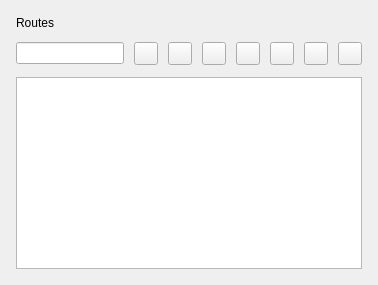
Above: ui/mydata/Routes.ui from OpenFairWind/FairWindSK before the change. Below: the same form after it.
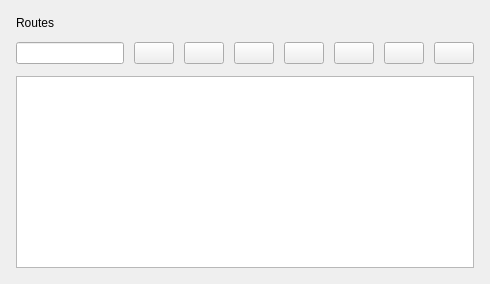
That is the form after the change.

The edit to the form file:
```diff
--- a/ui/mydata/Routes.ui
+++ b/ui/mydata/Routes.ui
@@ -31,13 +31,13 @@
       <number>10</number>
      </property>
      <item><widget class="QLineEdit" name="lineEditSearch"/></item>
-     <item><widget class="QToolButton" name="toolButtonOpen"/></item>
-     <item><widget class="QToolButton" name="toolButtonEdit"/></item>
-     <item><widget class="QToolButton" name="toolButtonAdd"/></item>
-     <item><widget class="QToolButton" name="toolButtonDelete"/></item>
-     <item><widget class="QToolButton" name="toolButtonImport"/></item>
-     <item><widget class="QToolButton" name="toolButtonExport"/></item>
-     <item><widget class="QToolButton" name="toolButtonRefresh"/></item>
+     <item><widget class="QPushButton" name="toolButtonOpen"/></item>
+     <item><widget class="QPushButton" name="toolButtonEdit"/></item>
+     <item><widget class="QPushButton" name="toolButtonAdd"/></item>
+     <item><widget class="QPushButton" name="toolButtonDelete"/></item>
+     <item><widget class="QPushButton" name="toolButtonImport"/></item>
+     <item><widget class="QPushButton" name="toolButtonExport"/></item>
+     <item><widget class="QPushButton" name="toolButtonRefresh"/></item>
     </layout>
    </item>
    <item>
```
